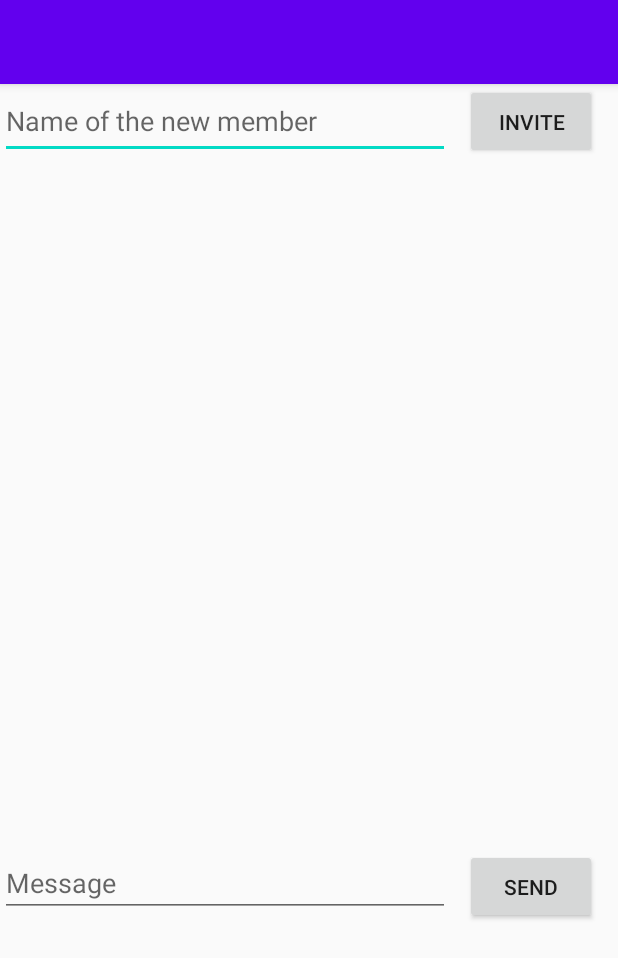
After one commit to TheFatCat101/CSE5236_Project, an Android app: the ChatRoomActivity screen opened directly, with no data from a screen before it, on a phone screen of 412 x 824 dp. The commit adds this screen. Shown: the top 958 px of the screen. Run offline under Robolectric (Android 15) with nearby library versions, the phone set to English and light mode, and no system bars; our stand-ins replace Firebase (no records; nobody signed in at launch, a user with empty details on screens opened directly).

Commit message:
Currently working on achieving find existing chat room

```diff
--- a/app/src/main/AndroidManifest.xml
+++ b/app/src/main/AndroidManifest.xml
@@ -2,7 +2,7 @@
 <manifest xmlns:android="http://schemas.android.com/apk/res/android"
     package="com.group10.cse5236project">
 
-    <uses-permission android:name="android.permission.INTERNET"/>
+    <uses-permission android:name="android.permission.INTERNET" />
 
     <application
         android:allowBackup="true"
@@ -11,7 +11,8 @@
         android:roundIcon="@mipmap/ic_launcher_round"
         android:supportsRtl="true"
         android:theme="@style/AppTheme">
-        <activity android:name=".SelectChatRoomActivity"/>
+        <activity android:name=".ChatRoomActivity"/>
+        <activity android:name=".SelectChatRoomActivity" />
         <activity android:name=".MenuActivity" />
         <activity android:name=".LogInActivity">
             <intent-filter>
--- /dev/null
+++ b/app/src/main/java/com/group10/cse5236project/ChatRoomActivity.java
@@ -0,0 +1,53 @@
+package com.group10.cse5236project;
+
+import androidx.appcompat.app.AppCompatActivity;
+import androidx.fragment.app.Fragment;
+
+import android.os.Bundle;
+import android.util.Log;
+
+public class ChatRoomActivity extends SingleFragmentActivity {
+
+    private final String TAG = "ChatRoomActivity";
+
+    @Override
+    protected Fragment createFragment() {
+        return new ChatRoomFragment();
+    }
+
+    @Override
+    protected void onCreate(Bundle savedInstanceState) {
+        super.onCreate(savedInstanceState);
+        Log.d(TAG, "OnCreate() called");
+    }
+
+    @Override
+    protected void onStart() {
+        super.onStart();
+        Log.d(TAG, "OnStart() called");
+    }
+
+    @Override
+    protected void onStop() {
+        super.onStop();
+        Log.d(TAG, "OnStop() called");
+    }
+
+    @Override
+    protected void onResume() {
+        super.onResume();
+        Log.d(TAG, "OnResume() called");
+    }
+
+    @Override
+    protected void onPause() {
+        super.onPause();
+        Log.d(TAG, "OnPause() called");
+    }
+
+    @Override
+    protected void onDestroy() {
+        super.onDestroy();
+        Log.d(TAG, "OnDestroy() called");
+    }
+}
--- /dev/null
+++ b/app/src/main/java/com/group10/cse5236project/ChatRoomFragment.java
@@ -0,0 +1,299 @@
+package com.group10.cse5236project;
+
+import android.content.Context;
+import android.os.Bundle;
+
+import androidx.annotation.NonNull;
+import androidx.annotation.Nullable;
+import androidx.annotation.StringDef;
+import androidx.fragment.app.Fragment;
+import androidx.fragment.app.FragmentActivity;
+import androidx.fragment.app.FragmentManager;
+
+import android.util.Log;
+import android.view.LayoutInflater;
+import android.view.View;
+import android.view.ViewGroup;
+import android.widget.Button;
+import android.widget.EditText;
+import android.widget.TextView;
+import android.widget.Toast;
+
+import com.google.firebase.database.ChildEventListener;
+import com.google.firebase.database.DatabaseReference;
+import com.google.firebase.database.FirebaseDatabase;
+import com.google.firebase.database.DataSnapshot;
+import com.google.firebase.database.DatabaseError;
+import com.google.firebase.database.ValueEventListener;
+
+import java.util.HashMap;
+import java.util.Iterator;
+import java.util.Map;
+
+
+public class ChatRoomFragment extends Fragment implements  View.OnClickListener{
+    private static final String TAG = "ChatRoomFragment";
+
+    private Button mSendMessage;
+    private EditText mInputMessage;
+    private Button mInviteMember;
+    private EditText mInviteMemberName;
+    private TextView mChat;
+
+    private String userName = infoClass.getInstance().getCurrentUserName();
+    private String chatRoomName = infoClass.getInstance().getCurrentChatRoomName();
+    private String chatRoomKey = infoClass.getInstance().getCurrentChatRoomKey();
+    private DatabaseReference currentChatRoomMsgSubtree;
+    private DatabaseReference currentChatRoomSubtree;
+    private DatabaseReference userSubtree;
+    private String tempKey;
+
+    private String chatMsg,chatUserName;
+
+
+    @Override
+    public void onAttach(@NonNull Context context) {
+        super.onAttach(context);
+        Log.d(TAG, "OnAttach() called");
+    }
+
+    @Override
+    public void onCreate(@Nullable Bundle savedInstanceState) {
+        super.onCreate(savedInstanceState);
+        Log.d(TAG, "OnCreate() called");
+    }
+
+    @Override
+    public View onCreateView(LayoutInflater inflater, ViewGroup container, Bundle savedInstanceState) {
+        Log.d(TAG, "onCreateView() called");
+        View v = inflater.inflate(R.layout.fragment_chat_room, container, false);
+
+        mInviteMemberName = (EditText) v.findViewById(R.id.member_to_invite);
+        mInviteMember = (Button) v.findViewById(R.id.invite);
+        mInputMessage = (EditText) v.findViewById(R.id.new_message);
+        mSendMessage = (Button) v.findViewById(R.id.send);
+        mChat = (TextView) v.findViewById(R.id.current_chat);
+
+        getActivity().setTitle(chatRoomName);
+
+        userSubtree = FirebaseDatabase.getInstance().getReference().child("Accounts");
+        currentChatRoomSubtree = FirebaseDatabase.getInstance().getReference().child("Chatrooms").child(chatRoomKey);
+        currentChatRoomMsgSubtree = FirebaseDatabase.getInstance().getReference().child("Chatrooms").child(chatRoomKey).child("Message");
+
+        currentChatRoomMsgSubtree.addChildEventListener(new ChildEventListener() {
+            @Override
+            public void onChildAdded(DataSnapshot dataSnapshot, String s) {
+
+                append_chat_conversation(dataSnapshot);
+            }
+
+            @Override
+            public void onChildChanged(DataSnapshot dataSnapshot, String s) {
+
+                append_chat_conversation(dataSnapshot);
+
+            }
+
+            @Override
+            public void onChildRemoved(DataSnapshot dataSnapshot) {
+
+            }
+
+            @Override
+            public void onChildMoved(DataSnapshot dataSnapshot, String s) {
+
+            }
+
+            @Override
+            public void onCancelled(DatabaseError databaseError) {
+
+            }
+
+            private void append_chat_conversation(DataSnapshot dataSnapshot) {
+
+                Iterator i = dataSnapshot.getChildren().iterator();
+
+                //note: here are the new message received
+
+                while (i.hasNext()) {
+                    DataSnapshot nextMessage = (DataSnapshot) i.next();
+                    chatMsg =  (String) nextMessage.child("Msg").getValue();
+                    chatUserName = (String) nextMessage.child("Name").getValue();
+
+                    mChat.append(chatUserName + " : " + chatMsg + " \n");
+                }
+
+
+            }
+        });
+        if (mInviteMember != null) {
+            mInviteMember.setOnClickListener(this);
+        }
+        if (mSendMessage != null) {
+            mSendMessage.setOnClickListener(this);
+        }
+
+
+        return v;
+
+    }
+
+    @Override
+    public void onActivityCreated(@Nullable Bundle savedInstanceState) {
+        super.onActivityCreated(savedInstanceState);
+        Log.d(TAG, "OnActivityCreated() called");
+    }
+
+    @Override
+    public void onStart() {
+        super.onStart();
+        Log.d(TAG, "OnStart() called");
+    }
+
+    @Override
+    public void onResume() {
+        super.onResume();
+        Log.d(TAG, "OnResume() called");
+    }
+
+    @Override
+    public void onPause() {
+        super.onPause();
+        Log.d(TAG, "OnPause() called");
+    }
+
+    @Override
+    public void onStop() {
+        super.onStop();
+        Log.d(TAG, "OnStop() called");
+    }
+
+    @Override
+    public void onDestroyView() {
+        super.onDestroyView();
+        Log.d(TAG, "OnDestroyView() called");
+    }
+
+    @Override
+    public void onDestroy() {
+        super.onDestroy();
+        Log.d(TAG, "OnDestroy() called");
+    }
+
+    @Override
+    public void onDetach() {
+        super.onDetach();
+        Log.d(TAG, "OnDetach() called");
+    }
+
+    @Override
+    public void onClick(View v) {
+        FragmentActivity activity = getActivity();
+        FragmentManager fm = getFragmentManager();
+        if (activity != null) {
+            switch (v.getId()) {
+                case R.id.send:
+                    Map<String,Object> map = new HashMap<String, Object>();
+                    tempKey = currentChatRoomMsgSubtree.push().getKey();
+                    currentChatRoomMsgSubtree.updateChildren(map);
+
+                    DatabaseReference messageRoot = currentChatRoomMsgSubtree.child(tempKey);
+                    Map<String,Object> msgMap = new HashMap<String, Object>();
+                    msgMap.put("Name", userName);
+                    msgMap.put("Msg",mInputMessage.getText().toString());
+
+                    currentChatRoomMsgSubtree.child(tempKey).updateChildren(msgMap);
+                    break;
+
+                case R.id.invite:
+                    final Map<String,Object> memberMap = new HashMap<String, Object>();
+                    final String newMember = mInviteMemberName.getText().toString().trim();
+                    memberMap.put(newMember, newMember);
+                    final boolean[] isUser = {false};
+                    //check if user exist
+                    userSubtree.addListenerForSingleValueEvent(new ValueEventListener() {
+                        @Override
+                        public void onDataChange(@NonNull DataSnapshot snapshot) {
+                            Iterator i = snapshot.getChildren().iterator();
+                            while(i.hasNext()){
+                                String j = ((DataSnapshot) i.next()).getKey();
+                                //Toast.makeText(getActivity(), j , Toast.LENGTH_SHORT).show();
+                                if(j.equals(newMember)){
+                                    isUser[0] = true;
+                                    currentChatRoomSubtree.addListenerForSingleValueEvent(new ValueEventListener() {
+                                        @Override
+                                        public void onDataChange(@NonNull DataSnapshot snapshot) {
+                                            Iterator i = snapshot.child("Members").getChildren().iterator();
+                                            while(i.hasNext()){
+                                                if(((DataSnapshot) i.next()).getKey().equals(newMember)){
+                                                    Toast.makeText(getActivity(), "This user is already in chat room" , Toast.LENGTH_SHORT).show();
+                                                }
+                                                else{
+                                                    currentChatRoomSubtree.child("Members").updateChildren(memberMap);
+                                                    Toast.makeText(getActivity(), (newMember + " is in chat room now") , Toast.LENGTH_SHORT).show();
+                                                }
+                                            }
+                                        }
+
+                                        @Override
+                                        public void onCancelled(@NonNull DatabaseError error) {
+
+                                        }
+                                    });
+                                    //currentChatRoomSubtree.child("Members").updateChildren(memberMap);
+                                    //Toast.makeText(getActivity(), (newMember + " is in chat room now") , Toast.LENGTH_SHORT).show();
+                                }
+                            }
+                            if(isUser[0] == false){
+                                Toast.makeText(getActivity(), "User not exist." , Toast.LENGTH_SHORT).show();
+                            }
+                        }
+
+                        @Override
+                        public void onCancelled(@NonNull DatabaseError error) {
+
+                        }
+                    });
+
+
+
+                    /*
+                    //check if user is in chat room
+                    if(isUser == true){
+                        Toast.makeText(getActivity(), "exists" , Toast.LENGTH_SHORT).show();
+
+                        currentChatRoomSubtree.addListenerForSingleValueEvent(new ValueEventListener() {
+                            @Override
+                            public void onDataChange(@NonNull DataSnapshot snapshot) {
+                                Iterator i = snapshot.child("Members").getChildren().iterator();
+                                while(i.hasNext()){
+                                    if(((DataSnapshot) i.next()).getKey().equals(newMember)){
+                                        Toast.makeText(getActivity(), "This user is already in chat room" , Toast.LENGTH_SHORT).show();
+                                    }
+                                    else{
+                                        currentChatRoomSubtree.child("Members").updateChildren(memberMap);
+                                        Toast.makeText(getActivity(), (newMember + " is in chat room now") , Toast.LENGTH_SHORT).show();
+                                    }
+                                }
+                            }
+
+                            @Override
+                            public void onCancelled(@NonNull DatabaseError error) {
+
+                            }
+                        });
+
+
+                    }
+                    else {
+                        Toast.makeText(getActivity(), "User not exist." , Toast.LENGTH_SHORT).show();
+                    }
+
+                    */
+                    break;
+            }
+        }
+    }
+
+
+}
--- a/app/src/main/java/com/group10/cse5236project/LogInFragment.java
+++ b/app/src/main/java/com/group10/cse5236project/LogInFragment.java
@@ -138,7 +138,7 @@ public class LogInFragment extends Fragment implements View.OnClickListener {
 
     private void logIn() {
         final String username = mUsernameEditText.getText().toString().trim();
-        infoClass.getInstance().setData(username);
+        infoClass.getInstance().setCurrentUserName(username);
         final String password = mPasswordEditText.getText().toString().trim();
         if (!username.equals("") && !password.equals("")) {
             DatabaseReference dbRef = FirebaseDatabase.getInstance().getReference().child("Accounts").child(username);
--- a/app/src/main/java/com/group10/cse5236project/infoClass.java
+++ b/app/src/main/java/com/group10/cse5236project/infoClass.java
@@ -1,11 +1,19 @@
 package com.group10.cse5236project;
 
-import android.app.Application;
+public class infoClass {
+    private String currentUserName;
+    private String currentChatRoomName;
+    private String currentChatRoomKey;
+    public String getCurrentUserName() {return currentUserName;}
 
-public class infoClass {
-    private String data;
-    public String getData() {return data;}
-    public void setData(String data) {this.data = data;}
+    public void setCurrentUserName(String currentUserName) {this.currentUserName = currentUserName;}
+
+    public String getCurrentChatRoomName() {return currentChatRoomName;}
+
+    public void setCurrentChatRoomName(String currentChatRoomName) {this.currentChatRoomName = currentChatRoomName;}
+
+    public String getCurrentChatRoomKey() {return currentChatRoomKey;}
+    public void setCurrentChatRoomKey(String currentChatRoomKey) {this.currentChatRoomKey = currentChatRoomKey;}
 
     private static final infoClass holder = new infoClass();
     public static infoClass getInstance() {return holder;}
--- /dev/null
+++ b/app/src/main/res/layout/fragment_chat_room.xml
@@ -0,0 +1,55 @@
+<?xml version="1.0" encoding="utf-8"?>
+<FrameLayout xmlns:android="http://schemas.android.com/apk/res/android"
+    xmlns:tools="http://schemas.android.com/tools"
+    android:layout_width="match_parent"
+    android:layout_height="match_parent"
+    tools:context=".ChatRoomFragment">
+
+    <EditText
+        android:id="@+id/member_to_invite"
+        android:layout_width="300dp"
+        android:layout_height="50dp"
+        android:accessibilityLiveRegion="assertive"
+        android:autofillHints="New member name"
+        android:ems="10"
+        android:hint="@string/Member_to_invite"
+        android:inputType="textPersonName" />
+
+    <Button
+        android:id="@+id/invite"
+        android:layout_width="wrap_content"
+        android:layout_height="50dp"
+        android:layout_marginStart="310dp"
+        android:text="@string/Invite" />
+
+    <EditText
+        android:id="@+id/new_message"
+        android:layout_width="300dp"
+        android:layout_height="wrap_content"
+        android:layout_marginTop="510dp"
+        android:autofillHints="Message"
+        android:ems="10"
+        android:hint="@string/New_message"
+        android:inputType="textPersonName" />
+
+    <Button
+        android:id="@+id/send"
+        android:layout_width="wrap_content"
+        android:layout_height="50dp"
+        android:layout_marginStart="310dp"
+        android:layout_marginTop="510dp"
+        android:text="@string/Send" />
+
+    <ScrollView
+        android:layout_width="match_parent"
+        android:layout_height="440dp"
+        android:layout_marginTop="60dp">
+
+        <TextView
+            android:id="@+id/current_chat"
+            android:layout_width="match_parent"
+            android:layout_height="wrap_content"
+            android:textSize="18sp" />
+    </ScrollView>
+
+</FrameLayout>
--- a/app/src/main/res/layout/fragment_select_chat_room.xml
+++ b/app/src/main/res/layout/fragment_select_chat_room.xml
@@ -36,8 +36,9 @@
         android:layout_width="match_parent"
         android:layout_height="wrap_content"
         android:layout_marginTop="530dp"
+        android:autofillHints="New chat room name"
         android:ems="10"
-        android:inputType="textPersonName"
-        android:text="@string/Name_new_chat_room" />
+        android:hint="@string/Name_new_chat_room"
+        android:inputType="textPersonName" />
 
 </FrameLayout>
--- a/app/src/main/res/values/strings.xml
+++ b/app/src/main/res/values/strings.xml
@@ -37,6 +37,11 @@
     <string name="Select_your_chat_room">Select your chat room</string>
     <string name="Start_new_chat_room">Start new chat room</string>
     <string name="Name_new_chat_room">Name of the new chat room</string>
+    <string name="Member_to_invite">Name of the new member</string>
+    <string name="Invite">Invite</string>
+    <string name="New_message">Message</string>
+    <string name="Send">Send</string>
+    <string name="Current_chat">Current chat</string>
     <!-- TODO: Remove or change this placeholder text -->
     <string name="hello_blank_fragment">Hello blank fragment</string>
 </resources>
```
Also changed, not shown: app/src/main/java/com/group10/cse5236project/SelectChatRoomFragment.java (+55 -21 lines), app/src/main/res/layout/activity_chat_room.xml (added, +9 -0 lines).
